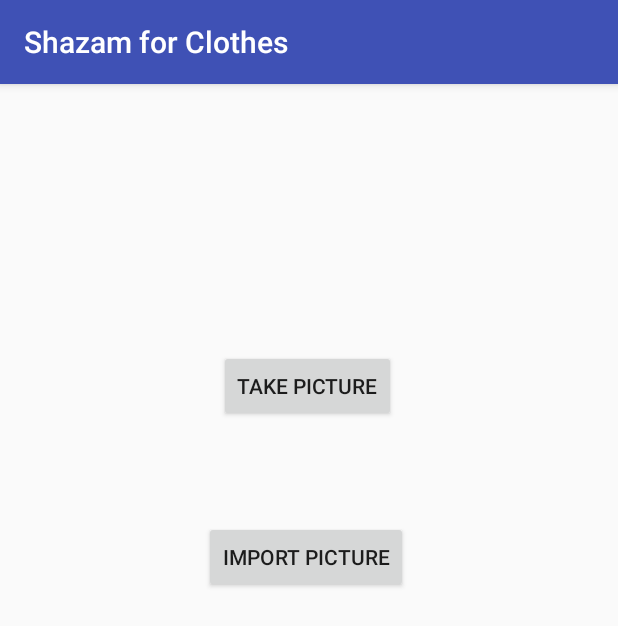
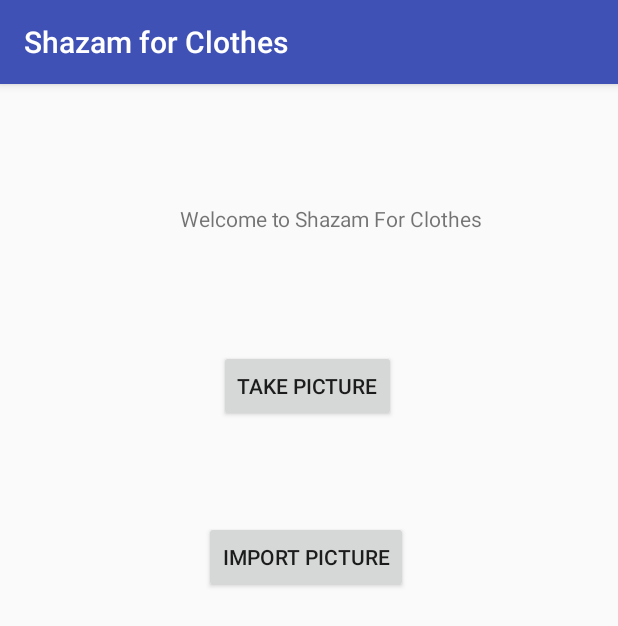
Before and after one commit to pjohn1203/ShazamforClothes, an Android app: the screen it shows after launch (MainActivity), on a phone screen of 412 x 824 dp. Shown: the top 626 px of the screen. Run offline under Robolectric (Android 15) with nearby library versions, the phone set to English and light mode, and no system bars.

Commit message:
Added text

```diff
--- a/app/src/main/res/layout/activity_main.xml
+++ b/app/src/main/res/layout/activity_main.xml
@@ -25,4 +25,15 @@
         android:text="Import Picture"
         app:layout_constraintRight_toRightOf="parent"
         app:layout_constraintTop_toTopOf="parent" />
+
+    <TextView
+        android:id="@+id/textView"
+        android:layout_width="wrap_content"
+        android:layout_height="wrap_content"
+        android:text="Welcome to Shazam For Clothes"
+        app:layout_constraintTop_toTopOf="parent"
+        android:layout_marginTop="80dp"
+        android:layout_marginRight="90dp"
+        app:layout_constraintRight_toRightOf="parent" />
+
 </android.support.constraint.ConstraintLayout>
```
